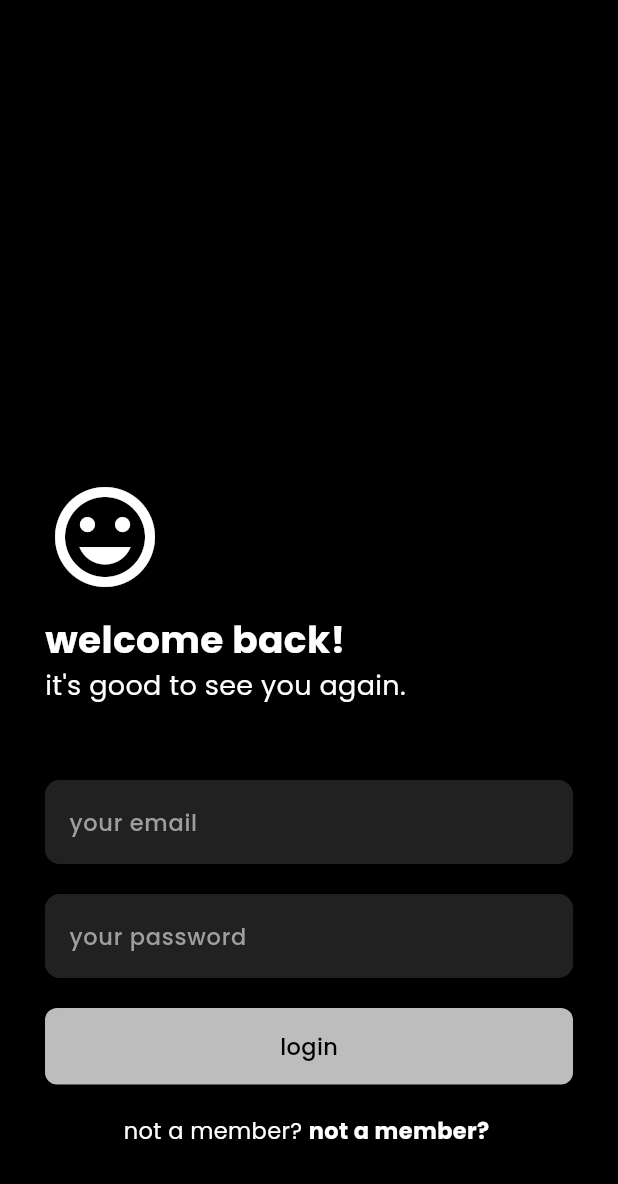
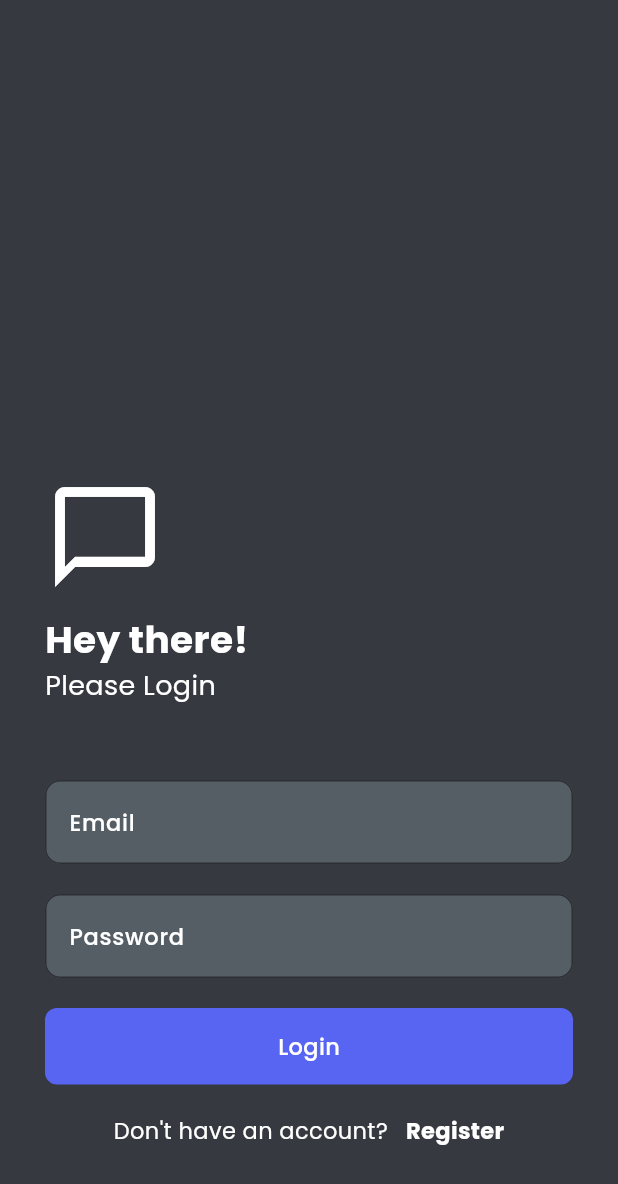
Before and after one commit to IM-TechieScientist/chatapp, a Flutter app: the screen it shows after launch, on a phone screen of 412 x 824 dp. Shown: the top 1184 px of the screen. Run offline on Flutter 3.47's test engine with Material 3 defaults, Android fonts, the phone set to English and light mode, and no system bars; our stand-ins replace cloud_firestore, firebase_auth, firebase_core, flutter_highlight, google_fonts; accounts and stored records are empty; generated files the repository leaves out were written again.

Commit message:
Changed Theming of App

```diff
--- a/analysis_options.yaml
+++ b/analysis_options.yaml
@@ -10,6 +10,7 @@
 analyzer:
   errors:
     use_build_context_synchronously: ignore
+    prefer_const_constructors: ignore
 include: package:flutter_lints/flutter.yaml
 
 linter:
--- a/lib/components/chat_button.dart
+++ b/lib/components/chat_button.dart
@@ -31,7 +31,7 @@ class ChatButton extends StatelessWidget {
             text: label,
             size: 15,
             fontWeight: FontWeight.w500,
-            color: Theme.of(context).colorScheme.surface,
+            color: Theme.of(context).colorScheme.tertiary,
           ),
         ),
       ),
--- a/lib/pages/login_page.dart
+++ b/lib/pages/login_page.dart
@@ -42,19 +42,19 @@ class LoginPage extends StatelessWidget {
             crossAxisAlignment: CrossAxisAlignment.start,
             children: [
               Icon(
-                Icons.mood,
+                Icons.messenger_outline,
                 size: 80,
                 color: Theme.of(context).colorScheme.tertiary,
               ),
               const SizedBox(height: 10),
               ChatText(
-                text: 'welcome back!',
+                text: 'Hey there!',
                 size: 25,
                 fontWeight: FontWeight.bold,
                 color: Theme.of(context).colorScheme.tertiary,
               ),
               ChatText(
-                text: "it's good to see you again.",
+                text: "Please Login",
                 size: 18,
                 fontWeight: FontWeight.normal,
                 color: Theme.of(context).colorScheme.tertiary,
@@ -62,21 +62,21 @@ class LoginPage extends StatelessWidget {
               const SizedBox(height: 50),
               ChatTextField(
                 controller: _emailController,
-                hintText: 'your email',
+                hintText: 'Email',
                 obscureText: false,
                 padding: 0,
               ),
               const SizedBox(height: 20),
               ChatTextField(
                 controller: _passwordController,
-                hintText: 'your password',
+                hintText: 'Password',
                 obscureText: true,
                 padding: 0,
               ),
               const SizedBox(height: 20),
               ChatButton(
                 onTap: () => login(context),
-                label: 'login',
+                label: 'Login',
                 padding: 15,
                 margin: 0,
               ),
@@ -85,14 +85,14 @@ class LoginPage extends StatelessWidget {
                 mainAxisAlignment: MainAxisAlignment.center,
                 children: [
                   ChatText(
-                    text: 'not a member? ',
+                    text: 'Don\'t have an account?  ',
                     size: 15,
                     color: Theme.of(context).colorScheme.tertiary,
                   ),
                   GestureDetector(
                     onTap: onRegisterTap,
                     child: ChatText(
-                      text: 'not a member? ',
+                      text: ' Register',
                       size: 15,
                       fontWeight: FontWeight.bold,
                       color: Theme.of(context).colorScheme.tertiary,
--- a/lib/pages/register_page.dart
+++ b/lib/pages/register_page.dart
@@ -60,49 +60,43 @@ class RegisterPage extends StatelessWidget {
               ),
               const SizedBox(height: 10),
               ChatText(
-                text: "let's create your account!",
+                text: "Create a new account",
                 size: 25,
                 fontWeight: FontWeight.bold,
-                color: Theme.of(context).colorScheme.tertiary,
-              ),
-              ChatText(
-                text: "we're so happy to have you here.",
-                size: 18,
-                fontWeight: FontWeight.normal,
                 color: Theme.of(context).colorScheme.tertiary,
               ),
               const SizedBox(height: 50),
               ChatTextField(
                 controller: _nameController,
-                hintText: 'your name',
+                hintText: 'Username',
                 obscureText: false,
                 padding: 0,
               ),
               const SizedBox(height: 20),
               ChatTextField(
                 controller: _emailController,
-                hintText: 'your email',
+                hintText: 'Email',
                 obscureText: false,
                 padding: 0,
               ),
               const SizedBox(height: 20),
               ChatTextField(
                 controller: _passwordController,
-                hintText: 'your password',
+                hintText: 'Password',
                 obscureText: true,
                 padding: 0,
               ),
               const SizedBox(height: 20),
               ChatTextField(
                 controller: _confirmPasswordController,
-                hintText: 'confirm your password',
+                hintText: 'Confirm Password',
                 obscureText: true,
                 padding: 0,
               ),
               const SizedBox(height: 20),
               ChatButton(
                 onTap: () => register(context),
-                label: 'register',
+                label: 'Register',
                 padding: 15,
                 margin: 0,
               ),
@@ -111,14 +105,14 @@ class RegisterPage extends StatelessWidget {
                 mainAxisAlignment: MainAxisAlignment.center,
                 children: [
                   ChatText(
-                    text: 'already have an account? ',
+                    text: 'Already have an account? ',
                     size: 15,
                     color: Theme.of(context).colorScheme.tertiary,
                   ),
                   GestureDetector(
                     onTap: onLoginTap,
                     child: ChatText(
-                      text: 'back to login',
+                      text: ' Login',
                       size: 15,
                       fontWeight: FontWeight.bold,
                       color: Theme.of(context).colorScheme.tertiary,
--- a/lib/themes/dark_mode.dart
+++ b/lib/themes/dark_mode.dart
@@ -1,13 +1,13 @@
 import 'package:flutter/material.dart';
 
 ThemeData darkMode = ThemeData(
-  colorScheme: ColorScheme.light(
-    surface: Colors.black,
-    primary: Colors.grey.shade900,
-    secondary: Colors.grey.shade900,
-    tertiary: Colors.white,
-    tertiaryFixed: Colors.grey.shade900,
-    tertiaryContainer: Colors.grey.shade400,
-    inversePrimary: Colors.grey.shade500,
+  colorScheme: ColorScheme.dark(
+    surface: Color(0xFF36393F), // Discord dark background
+    primary: Color(0xFF2C2F33), // Discord dark primary
+    secondary:Color.fromARGB(255, 85, 93, 101) , // Discord blurple
+    tertiary: Color(0xFFFFFFFF), // White text
+    tertiaryFixed: Color(0xFF2C2F33), // Discord dark primary
+    tertiaryContainer: Color(0xFF5865F2), // Discord dark container
+    inversePrimary: Color.fromARGB(255, 255, 255, 255), // Discord dark text
   ),
 );
```
Also changed, not shown: lib/components/chat_bubble.dart (+145 -152 lines), lib/components/chat_drawer.dart (+20 -12 lines), lib/components/user_tile.dart (+3 -9 lines), lib/pages/chat_page.dart (+32 -7 lines), lib/pages/home_page.dart (+7 -18 lines), lib/pages/settings_page.dart (+40 -40 lines), lib/firebase_options.dart (deleted), 2 other files.
